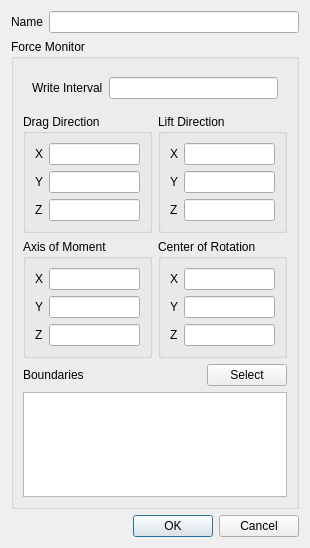
nextfoam/baram, file view/solution/monitors/force_dialog.ui: the form before one commit.
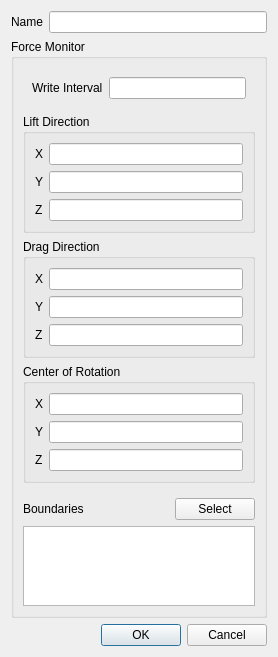
The form after the commit.

Commit message: Issue #174 Force Monitor 설정 항목에서 axis of moment 제거

Diff of the .ui file:
```diff
--- a/view/solution/monitors/force_dialog.ui
+++ b/view/solution/monitors/force_dialog.ui
@@ -6,8 +6,8 @@
    <rect>
     <x>0</x>
     <y>0</y>
-    <width>310</width>
-    <height>548</height>
+    <width>278</width>
+    <height>657</height>
    </rect>
   </property>
   <property name="windowTitle">
@@ -82,7 +82,7 @@
       </item>
       <item>
        <widget class="QWidget" name="widget_2" native="true">
-        <layout class="QGridLayout" name="gridLayout">
+        <layout class="QVBoxLayout" name="verticalLayout_3">
          <property name="leftMargin">
           <number>0</number>
          </property>
@@ -92,49 +92,7 @@
          <property name="rightMargin">
           <number>0</number>
          </property>
-         <property name="bottomMargin">
-          <number>0</number>
-         </property>
-         <item row="0" column="0">
-          <widget class="QGroupBox" name="groupBox_2">
-           <property name="title">
-            <string>Drag Direction</string>
-           </property>
-           <layout class="QFormLayout" name="formLayout_2">
-            <item row="0" column="0">
-             <widget class="QLabel" name="label_5">
-              <property name="text">
-               <string>X</string>
-              </property>
-             </widget>
-            </item>
-            <item row="0" column="1">
-             <widget class="QLineEdit" name="dragDirectionX"/>
-            </item>
-            <item row="1" column="0">
-             <widget class="QLabel" name="label_6">
-              <property name="text">
-               <string>Y</string>
-              </property>
-             </widget>
-            </item>
-            <item row="1" column="1">
-             <widget class="QLineEdit" name="dragDirectionY"/>
-            </item>
-            <item row="2" column="0">
-             <widget class="QLabel" name="label_7">
-              <property name="text">
-               <string>Z</string>
-              </property>
-             </widget>
-            </item>
-            <item row="2" column="1">
-             <widget class="QLineEdit" name="dragDirectionZ"/>
-            </item>
-           </layout>
-          </widget>
-         </item>
-         <item row="0" column="1">
+         <item>
           <widget class="QGroupBox" name="groupBox_3">
            <property name="title">
             <string>Lift Direction</string>
@@ -173,46 +131,46 @@
            </layout>
           </widget>
          </item>
-         <item row="1" column="0">
-          <widget class="QGroupBox" name="groupBox_4">
+         <item>
+          <widget class="QGroupBox" name="groupBox_2">
            <property name="title">
-            <string>Axis of Moment</string>
+            <string>Drag Direction</string>
            </property>
-           <layout class="QFormLayout" name="formLayout_4">
+           <layout class="QFormLayout" name="formLayout_2">
             <item row="0" column="0">
-             <widget class="QLabel" name="label_11">
+             <widget class="QLabel" name="label_5">
               <property name="text">
                <string>X</string>
               </property>
              </widget>
             </item>
             <item row="0" column="1">
-             <widget class="QLineEdit" name="pitchAxisDirectionX"/>
+             <widget class="QLineEdit" name="dragDirectionX"/>
             </item>
             <item row="1" column="0">
-             <widget class="QLabel" name="label_12">
+             <widget class="QLabel" name="label_6">
               <property name="text">
                <string>Y</string>
               </property>
              </widget>
             </item>
             <item row="1" column="1">
-             <widget class="QLineEdit" name="pitchAxisDirectionY"/>
+             <widget class="QLineEdit" name="dragDirectionY"/>
             </item>
             <item row="2" column="0">
-             <widget class="QLabel" name="label_13">
+             <widget class="QLabel" name="label_7">
               <property name="text">
                <string>Z</string>
               </property>
              </widget>
             </item>
             <item row="2" column="1">
-             <widget class="QLineEdit" name="pitchAxisDirectionZ"/>
+             <widget class="QLineEdit" name="dragDirectionZ"/>
             </item>
            </layout>
           </widget>
          </item>
-         <item row="1" column="1">
+         <item>
           <widget class="QGroupBox" name="groupBox_5">
            <property name="title">
             <string>Center of Rotation</string>
```
The commit also changes 2 other files.
